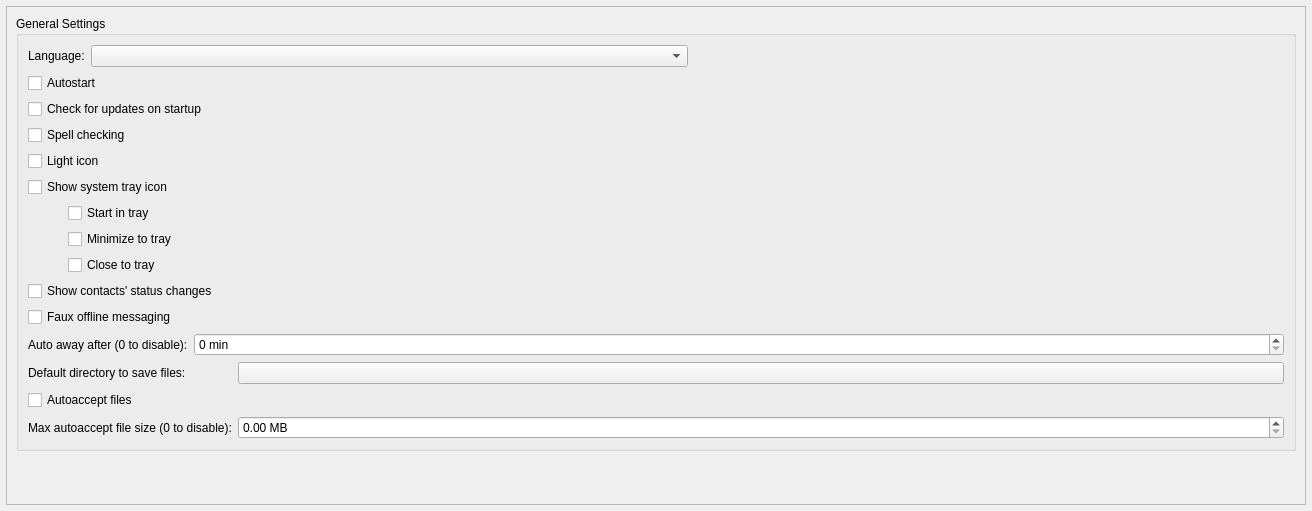
Above: src/widget/form/settings/generalsettings.ui from qTox/qTox before the change. Below: the same form after it.
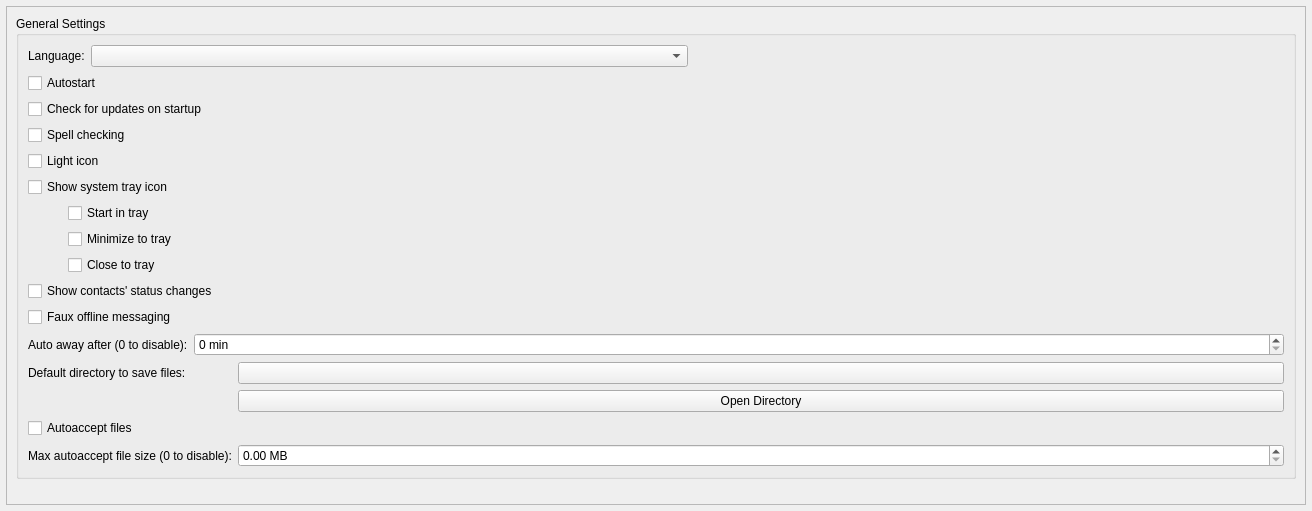
That is the form after the change. Custom widgets are drawn as their Qt base class.

Commit message: feat(transfer): Change default autoaccept directory

```diff
--- a/src/widget/form/settings/generalsettings.ui
+++ b/src/widget/form/settings/generalsettings.ui
@@ -39,8 +39,8 @@
        <rect>
         <x>0</x>
         <y>0</y>
-        <width>1298</width>
-        <height>497</height>
+        <width>1284</width>
+        <height>524</height>
        </rect>
       </property>
       <layout class="QVBoxLayout" name="verticalLayout_4" stretch="0,0">
@@ -298,7 +298,7 @@
               </property>
              </widget>
             </item>
-            <item row="3" column="0">
+            <item row="4" column="0">
              <widget class="QCheckBox" name="autoacceptFiles">
               <property name="sizePolicy">
                <sizepolicy hsizetype="Minimum" vsizetype="Minimum">
@@ -314,14 +314,21 @@
               </property>
              </widget>
             </item>
-            <item row="4" column="0">
+            <item row="3" column="1">
+             <widget class="QPushButton" name="openAutoSaveFilesDir">
+              <property name="text">
+               <string>Open Directory</string>
+              </property>
+             </widget>
+            </item>
+            <item row="5" column="0">
              <widget class="QLabel" name="maxAutoAcceptSizeLabel">
               <property name="text">
                <string>Max autoaccept file size (0 to disable):</string>
               </property>
              </widget>
             </item>
-            <item row="4" column="1">
+            <item row="5" column="1">
              <widget class="QDoubleSpinBox" name="maxAutoAcceptSizeMB">
               <property name="suffix">
                <string> MB</string>
```
The commit also changes 22 other files.
